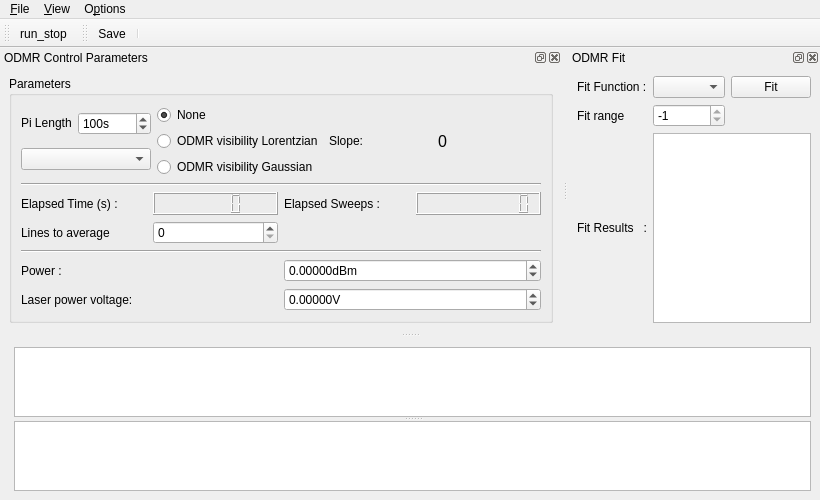
First picture: the form in gui/podmr/ui_odmrgui.ui, repository sriharijayaram5/qudi, before the edit.
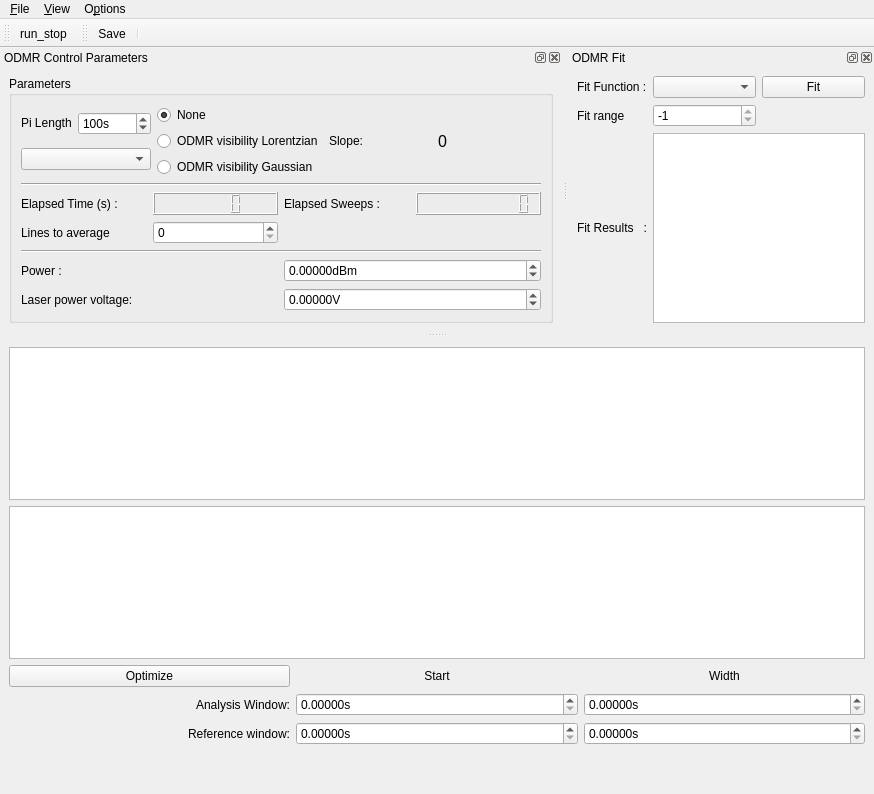
Second picture: the form after the edit. Icons and pictures are not drawn. Custom widgets are drawn as their Qt base class.

Commit message: Adding magnetic field calculation with bias field to all scans. Adding Analysisa nd reference window Spinboxes and working on optimization code. Adding simple pulsed settings logic.

```diff
--- a/gui/podmr/ui_odmrgui.ui
+++ b/gui/podmr/ui_odmrgui.ui
@@ -6,8 +6,8 @@
    <rect>
     <x>0</x>
     <y>0</y>
-    <width>803</width>
-    <height>493</height>
+    <width>874</width>
+    <height>794</height>
    </rect>
   </property>
   <property name="contextMenuPolicy">
@@ -16,50 +16,193 @@
   <property name="windowTitle">
    <string>qudi: Pulsed ODMR</string>
   </property>
+  <property name="layoutDirection">
+   <enum>Qt::LeftToRight</enum>
+  </property>
   <widget class="QWidget" name="centralwidget">
-   <layout class="QGridLayout" name="gridLayout_3">
+   <layout class="QGridLayout" name="gridLayout_6">
     <item row="0" column="0">
-     <spacer name="horizontalSpacer">
+     <layout class="QVBoxLayout" name="verticalLayout_4">
+      <item>
+       <widget class="PlotWidget" name="odmr_PlotWidget">
+        <property name="sizePolicy">
+         <sizepolicy hsizetype="Expanding" vsizetype="Expanding">
+          <horstretch>1</horstretch>
+          <verstretch>1</verstretch>
+         </sizepolicy>
+        </property>
+       </widget>
+      </item>
+      <item>
+       <widget class="PlotWidget" name="odmr_matrix_PlotWidget">
+        <property name="sizePolicy">
+         <sizepolicy hsizetype="Expanding" vsizetype="Expanding">
+          <horstretch>1</horstretch>
+          <verstretch>1</verstretch>
+         </sizepolicy>
+        </property>
+       </widget>
+      </item>
+     </layout>
+    </item>
+    <item row="1" column="0">
+     <layout class="QGridLayout" name="gridLayout_3">
+      <item row="2" column="0">
+       <widget class="QLabel" name="label_6">
+        <property name="text">
+         <string>Reference window:</string>
+        </property>
+        <property name="alignment">
+         <set>Qt::AlignRight|Qt::AlignTrailing|Qt::AlignVCenter</set>
+        </property>
+       </widget>
+      </item>
+      <item row="1" column="0">
+       <widget class="QLabel" name="label_5">
+        <property name="layoutDirection">
+         <enum>Qt::LeftToRight</enum>
+        </property>
+        <property name="text">
+         <string>Analysis Window:</string>
+        </property>
+        <property name="alignment">
+         <set>Qt::AlignRight|Qt::AlignTrailing|Qt::AlignVCenter</set>
+        </property>
+       </widget>
+      </item>
+      <item row="1" column="2">
+       <widget class="ScienDSpinBox" name="analysis_window_width_DoubleSpinBox">
+        <property name="sizePolicy">
+         <sizepolicy hsizetype="Minimum" vsizetype="Fixed">
+          <horstretch>0</horstretch>
+          <verstretch>0</verstretch>
+         </sizepolicy>
+        </property>
+        <property name="suffix">
+         <string>s</string>
+        </property>
+        <property name="decimals">
+         <number>5</number>
+        </property>
+        <property name="minimum">
+         <double>0.000000000000000</double>
+        </property>
+        <property name="maximum">
+         <double>100.000000000000000</double>
+        </property>
+       </widget>
+      </item>
+      <item row="1" column="1">
+       <widget class="ScienDSpinBox" name="analysis_window_start_DoubleSpinBox">
+        <property name="sizePolicy">
+         <sizepolicy hsizetype="Minimum" vsizetype="Fixed">
+          <horstretch>0</horstretch>
+          <verstretch>0</verstretch>
+         </sizepolicy>
+        </property>
+        <property name="suffix">
+         <string>s</string>
+        </property>
+        <property name="decimals">
+         <number>5</number>
+        </property>
+        <property name="minimum">
+         <double>0.000000000000000</double>
+        </property>
+        <property name="maximum">
+         <double>100.000000000000000</double>
+        </property>
+       </widget>
+      </item>
+      <item row="2" column="2">
+       <widget class="ScienDSpinBox" name="reference_window_width_DoubleSpinBox">
+        <property name="sizePolicy">
+         <sizepolicy hsizetype="Minimum" vsizetype="Fixed">
+          <horstretch>0</horstretch>
+          <verstretch>0</verstretch>
+         </sizepolicy>
+        </property>
+        <property name="suffix">
+         <string>s</string>
+        </property>
+        <property name="decimals">
+         <number>5</number>
+        </property>
+        <property name="minimum">
+         <double>0.000000000000000</double>
+        </property>
+        <property name="maximum">
+         <double>100.000000000000000</double>
+        </property>
+       </widget>
+      </item>
+      <item row="2" column="1">
+       <widget class="ScienDSpinBox" name="reference_window_start_DoubleSpinBox">
+        <property name="sizePolicy">
+         <sizepolicy hsizetype="Minimum" vsizetype="Fixed">
+          <horstretch>0</horstretch>
+          <verstretch>0</verstretch>
+         </sizepolicy>
+        </property>
+        <property name="suffix">
+         <string>s</string>
+        </property>
+        <property name="decimals">
+         <number>5</number>
+        </property>
+        <property name="minimum">
+         <double>0.000000000000000</double>
+        </property>
+        <property name="maximum">
+         <double>100.000000000000000</double>
+        </property>
+       </widget>
+      </item>
+      <item row="0" column="1">
+       <widget class="QLabel" name="label_7">
+        <property name="text">
+         <string>Start</string>
+        </property>
+        <property name="alignment">
+         <set>Qt::AlignCenter</set>
+        </property>
+       </widget>
+      </item>
+      <item row="0" column="2">
+       <widget class="QLabel" name="label_11">
+        <property name="text">
+         <string>Width</string>
+        </property>
+        <property name="alignment">
+         <set>Qt::AlignCenter</set>
+        </property>
+       </widget>
+      </item>
+      <item row="0" column="0">
+       <widget class="QPushButton" name="optimize_analysis_pushButton">
+        <property name="text">
+         <string>Optimize</string>
+        </property>
+       </widget>
+      </item>
+     </layout>
+    </item>
+    <item row="2" column="0">
+     <spacer name="verticalSpacer">
       <property name="orientation">
-       <enum>Qt::Horizontal</enum>
+       <enum>Qt::Vertical</enum>
+      </property>
+      <property name="sizeType">
+       <enum>QSizePolicy::Fixed</enum>
       </property>
       <property name="sizeHint" stdset="0">
        <size>
-        <width>5</width>
-        <height>20</height>
+        <width>20</width>
+        <height>40</height>
        </size>
       </property>
      </spacer>
     </item>
-    <item row="0" column="1">
-     <widget class="QSplitter" name="splitter">
-      <property name="sizePolicy">
-       <sizepolicy hsizetype="Preferred" vsizetype="Expanding">
-        <horstretch>1</horstretch>
-        <verstretch>0</verstretch>
-       </sizepolicy>
-      </property>
-      <property name="orientation">
-       <enum>Qt::Vertical</enum>
-      </property>
-      <widget class="PlotWidget" name="odmr_PlotWidget">
-       <property name="sizePolicy">
-        <sizepolicy hsizetype="Expanding" vsizetype="Expanding">
-         <horstretch>1</horstretch>
-         <verstretch>1</verstretch>
-        </sizepolicy>
-       </property>
-      </widget>
-      <widget class="PlotWidget" name="odmr_matrix_PlotWidget">
-       <property name="sizePolicy">
-        <sizepolicy hsizetype="Expanding" vsizetype="Expanding">
-         <horstretch>1</horstretch>
-         <verstretch>1</verstretch>
-        </sizepolicy>
-       </property>
-      </widget>
-     </widget>
-    </item>
    </layout>
   </widget>
   <widget class="QMenuBar" name="menubar">
@@ -67,7 +210,7 @@
     <rect>
      <x>0</x>
      <y>0</y>
-     <width>803</width>
+     <width>874</width>
      <height>21</height>
     </rect>
    </property>
```
Left out of the diff: 2 changed lines with no effect on the pictures. The commit also changes 8 other files.
